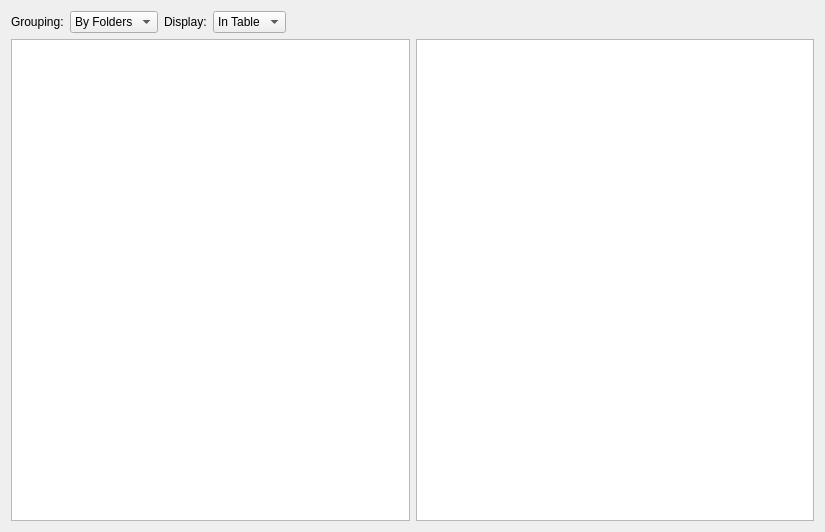
The window that explorer.ui (Gontcharova/lab3) describes before a commit, drawn with Qt 5.
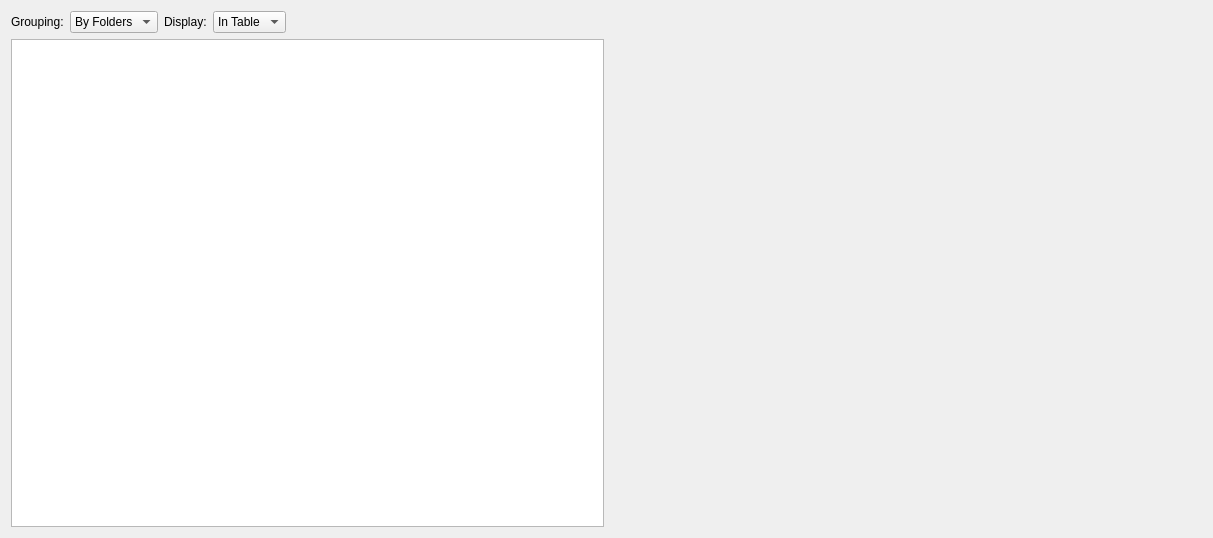
The same window after the commit.

The edit to the form file:
```diff
--- a/explorer.ui
+++ b/explorer.ui
@@ -6,8 +6,8 @@
    <rect>
     <x>0</x>
     <y>0</y>
-    <width>825</width>
-    <height>532</height>
+    <width>1213</width>
+    <height>538</height>
    </rect>
   </property>
   <property name="windowTitle">
@@ -20,7 +20,7 @@
       <widget class="QTreeView" name="treeView"/>
      </item>
      <item row="1" column="1">
-      <widget class="QTableView" name="tableView"/>
+      <widget class="QStackedWidget" name="stackedWidget"/>
      </item>
      <item row="0" column="0">
       <layout class="QHBoxLayout" name="horizontalLayout">
```
Left out of the diff: 16 changed lines with no effect on the pictures.
